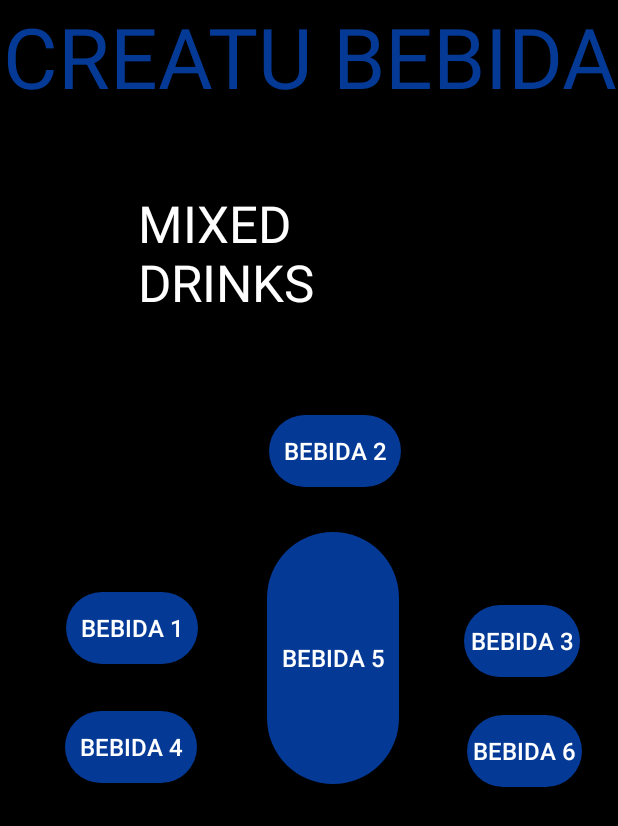
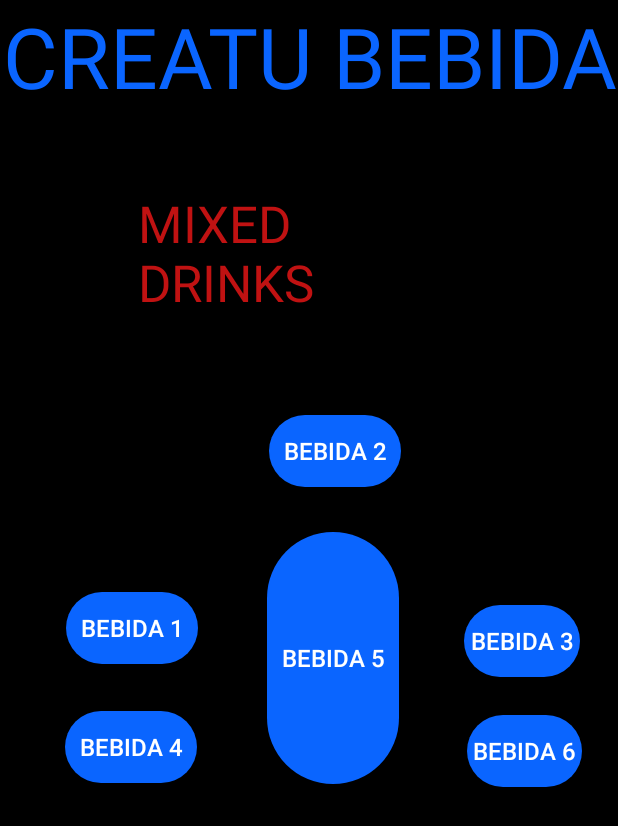
Before and after one commit to esdras4757/xaman, an Android app: the cliente screen opened directly, with no data from a screen before it, on a phone screen of 412 x 824 dp. Shown: the top 826 px of the screen. Run offline under Robolectric (Android 15) with nearby library versions, the phone set to English and light mode, and no system bars; Roboto replaces fonts that are not available here.

Commit message:
cambie color de letras

```diff
--- a/app/src/main/res/layout/activity_cliente.xml
+++ b/app/src/main/res/layout/activity_cliente.xml
@@ -133,7 +133,6 @@
         tools:visibility="visible" />
 
 
-
     <TextView
         android:id="@+id/textView4"
         android:layout_width="wrap_content"
--- a/app/src/main/res/values/colors.xml
+++ b/app/src/main/res/values/colors.xml
@@ -1,7 +1,7 @@
 <?xml version="1.0" encoding="utf-8"?>
 <resources>
     <color name="colorPrimary">#008577</color>
-    <color name="colorPrimaryDark">#043A96</color>
+    <color name="colorPrimaryDark">#0A65FF</color>
     <color name="colorAccent">#D81B60</color>
-    <color name="White">#FFFFFF</color>
+    <color name="White">#C01212</color>
 </resources>
```
